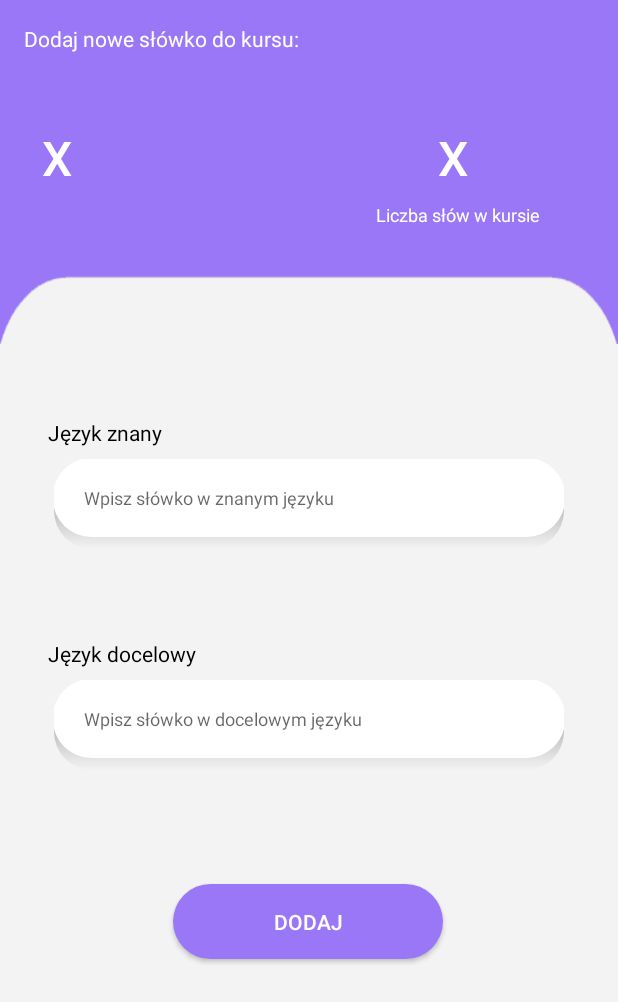
After one commit to masslany/-PAdTM-Langusta, an Android app: the CourseAddWord screen opened through its navigation route, on a phone screen of 412 x 824 dp. The commit adds this screen. Shown: the top 1002 px of the screen. Run offline under Robolectric (Android 15) with nearby library versions, the light colour scheme and no system bars; our stand-ins replace Room's generated code; 4 statements that could not run were skipped.

Commit message:
initial implementation of adding word to course

```diff
--- a/app/src/main/java/com/example/mobilne_projekt/data/db/CourseDao.kt
+++ b/app/src/main/java/com/example/mobilne_projekt/data/db/CourseDao.kt
@@ -16,6 +16,9 @@ interface CourseDao {
     @Query("SELECT * FROM course WHERE courseName=:name")
     fun getCourseByName(name: String): Course
 
+    @Query("SELECT * FROM course WHERE courseName=:name")
+    fun getCourseByNameLiveData(name: String): LiveData<Course>
+
     fun getWordsFromCourse(name: String): List<Word> {
         return getCourseByName(name).words
     }
--- a/app/src/main/java/com/example/mobilne_projekt/data/db/CourseRepository.kt
+++ b/app/src/main/java/com/example/mobilne_projekt/data/db/CourseRepository.kt
@@ -17,6 +17,10 @@ class CourseRepository(private val courseDao: CourseDao) {
 
     fun getCourseByName(name: String): Course {
         return courseDao.getCourseByName(name)
+    }
+
+    fun getCourseByNameLiveData(name: String): LiveData<Course> {
+        return courseDao.getCourseByNameLiveData(name)
     }
 
     fun getWordsFromCourse(name: String): List<Word> {
--- /dev/null
+++ b/app/src/main/java/com/example/mobilne_projekt/ui/CourseAddWord.kt
@@ -0,0 +1,82 @@
+package com.example.mobilne_projekt.ui
+
+import android.os.Bundle
+import android.util.Log
+import androidx.fragment.app.Fragment
+import android.view.LayoutInflater
+import android.view.View
+import android.view.ViewGroup
+import androidx.core.os.bundleOf
+import androidx.lifecycle.Observer
+import androidx.lifecycle.ViewModelProvider
+import androidx.lifecycle.lifecycleScope
+import androidx.navigation.NavController
+import androidx.navigation.Navigation
+import com.bumptech.glide.util.Util
+
+import com.example.mobilne_projekt.R
+import com.example.mobilne_projekt.data.db.entity.Course
+import com.example.mobilne_projekt.data.db.entity.Word
+import kotlinx.android.synthetic.main.course_add_word_fragment.*
+import kotlinx.coroutines.Dispatchers
+import kotlinx.coroutines.launch
+
+class CourseAddWord : Fragment() {
+
+    companion object {
+        fun newInstance() = CourseAddWord()
+    }
+
+    private lateinit var viewModel: CourseAddWordViewModel
+    private lateinit var navController: NavController
+    private lateinit var courseName: String
+
+    override fun onCreateView(
+        inflater: LayoutInflater, container: ViewGroup?,
+        savedInstanceState: Bundle?
+    ): View? {
+        return inflater.inflate(R.layout.course_add_word_fragment, container, false)
+    }
+
+    override fun onActivityCreated(savedInstanceState: Bundle?) {
+        super.onActivityCreated(savedInstanceState)
+        viewModel = ViewModelProvider(this).get(CourseAddWordViewModel::class.java)
+
+
+        courseName = arguments!!.getString("courseName", "unknown")
+
+        val courseLiveData = viewModel.getCourseLiveData(courseName)
+
+        courseLiveData.observe(viewLifecycleOwner, Observer {
+            courseNameTextView.text = it.courseName
+            wordsCountTextView.text = it.words.size.toString()
+        })
+
+       lateinit var course: Course
+
+        lifecycleScope.launch(Dispatchers.IO) {
+            course = viewModel.getCourse(courseName)
+            Log.d("COURSE WORDS: ", course.words.toString())
+        }
+
+        addWordButton.setOnClickListener {
+            val knowWord = addKnownWordEditText.text.toString()
+            val unknownWord = addUnknownWordEditText.text.toString()
+
+            if(knowWord.isNotEmpty() && unknownWord.isNotEmpty()) {
+                val word = Word(knowWord, unknownWord, false)
+                lifecycleScope.launch(Dispatchers.IO) {
+                    viewModel.addWordToCourse(course, word)
+                }
+                val bundle = bundleOf("courseName" to courseName)
+                navController.navigate(R.id.action_courseAddWord_to_courseDetailFragment, bundle)
+            }
+
+        }
+    }
+
+    override fun onViewCreated(view: View, savedInstanceState: Bundle?) {
+        super.onViewCreated(view, savedInstanceState)
+        navController = Navigation.findNavController(view)
+    }
+}
--- /dev/null
+++ b/app/src/main/java/com/example/mobilne_projekt/ui/CourseAddWordViewModel.kt
@@ -0,0 +1,30 @@
+package com.example.mobilne_projekt.ui
+
+import android.app.Application
+import androidx.lifecycle.AndroidViewModel
+import androidx.lifecycle.LiveData
+import androidx.lifecycle.ViewModel
+import androidx.lifecycle.viewModelScope
+import com.example.mobilne_projekt.data.db.CourseRepository
+import com.example.mobilne_projekt.data.db.FlashcardsDatabase
+import com.example.mobilne_projekt.data.db.entity.Course
+import com.example.mobilne_projekt.data.db.entity.Word
+import kotlinx.coroutines.Dispatchers
+import kotlinx.coroutines.launch
+
+class CourseAddWordViewModel(application: Application) : AndroidViewModel(application) {
+
+    private val repository: CourseRepository
+
+    init {
+        val courseDao = FlashcardsDatabase.getDatabase(application).courseDao()
+        repository = CourseRepository(courseDao)
+    }
+
+    fun getCourseLiveData(courseName: String): LiveData<Course>  = repository.getCourseByNameLiveData(courseName)
+    fun getCourse(courseName: String): Course = repository.getCourseByName(courseName)
+
+    fun addWordToCourse(course: Course, word: Word) {
+        repository.insertWord(course, word)
+    }
+}
--- a/app/src/main/java/com/example/mobilne_projekt/ui/CourseDetailFragment.kt
+++ b/app/src/main/java/com/example/mobilne_projekt/ui/CourseDetailFragment.kt
@@ -6,7 +6,9 @@ import androidx.fragment.app.Fragment
 import android.view.LayoutInflater
 import android.view.View
 import android.view.ViewGroup
+import androidx.core.os.bundleOf
 import androidx.lifecycle.ViewModelProvider
+import androidx.navigation.Navigation
 
 import com.example.mobilne_projekt.R
 import kotlinx.android.synthetic.main.course_detail_fragment.*
@@ -35,4 +37,13 @@ class CourseDetailFragment : Fragment() {
         courseDetailNameTextView.text = courseName
     }
 
+    override fun onViewCreated(view: View, savedInstanceState: Bundle?) {
+        super.onViewCreated(view, savedInstanceState)
+
+        addWordFab.setOnClickListener {
+            val bundle = bundleOf("courseName" to courseName)
+            Navigation.findNavController(view).navigate(R.id.action_courseDetailFragment_to_courseAddWord, bundle)
+        }
+    }
+
 }
--- /dev/null
+++ b/app/src/main/res/drawable/add_word_button_background.xml
@@ -0,0 +1,8 @@
+<shape xmlns:android="http://schemas.android.com/apk/res/android"
+    android:shape="rectangle">
+    <corners
+        android:radius="25dp" />
+    <solid
+        android:color="#9A77F7"
+        />
+</shape>
--- a/app/src/main/res/layout/course_add_fragment.xml
+++ b/app/src/main/res/layout/course_add_fragment.xml
@@ -60,14 +60,15 @@
 
         <EditText
             android:id="@+id/name_curse_text"
+            style="@style/PurpleHint"
             android:layout_width="match_parent"
             android:layout_height="37dp"
+            android:layout_marginBottom="2dp"
             android:background="@null"
             android:ems="10"
             android:hint="@string/hint_add_course"
             android:inputType="textPersonName"
             android:paddingStart="20dp"
-            android:layout_marginBottom="2dp"
             android:textColor="@color/purpleText"
             android:textSize="16sp" />
     </LinearLayout>
--- /dev/null
+++ b/app/src/main/res/layout/course_add_word_fragment.xml
@@ -0,0 +1,134 @@
+<?xml version="1.0" encoding="utf-8"?>
+<androidx.constraintlayout.widget.ConstraintLayout xmlns:android="http://schemas.android.com/apk/res/android"
+    xmlns:app="http://schemas.android.com/apk/res-auto"
+    xmlns:tools="http://schemas.android.com/tools"
+    android:layout_width="match_parent"
+    android:layout_height="match_parent"
+    android:background="#F3F3F3"
+    tools:context=".ui.CourseAddWord">
+
+
+    <ImageView
+        android:id="@+id/imageView4"
+        android:layout_width="match_parent"
+        android:layout_height="229dp"
+        android:background="@drawable/list_top_bar"
+        app:layout_constraintEnd_toEndOf="parent"
+        app:layout_constraintHorizontal_bias="0.0"
+        app:layout_constraintStart_toStartOf="parent"
+        app:layout_constraintTop_toTopOf="parent" />
+
+    <TextView
+        android:id="@+id/addNewWordLabel"
+        android:layout_width="match_parent"
+        android:layout_height="wrap_content"
+        android:layout_marginStart="16dp"
+        android:layout_marginTop="16dp"
+        android:text="@string/dodaj_nowe_slowko_do_kursu"
+        android:textColor="#FFFFFF"
+        app:layout_constraintEnd_toEndOf="parent"
+        app:layout_constraintHorizontal_bias="0.0"
+        app:layout_constraintStart_toStartOf="parent"
+        app:layout_constraintTop_toTopOf="parent" />
+
+    <TextView
+        android:id="@+id/courseNameTextView"
+        android:layout_width="wrap_content"
+        android:layout_height="wrap_content"
+        android:layout_marginStart="28dp"
+        android:layout_marginTop="48dp"
+        android:fontFamily="@font/roboto_medium"
+        android:text="@string/placeholder_text"
+        android:textColor="#FFFFFF"
+        android:textSize="32sp"
+        app:layout_constraintStart_toStartOf="parent"
+        app:layout_constraintTop_toBottomOf="@+id/addNewWordLabel" />
+
+    <TextView
+        android:id="@+id/wordsCountTextView"
+        android:layout_width="wrap_content"
+        android:layout_height="wrap_content"
+        android:layout_marginTop="48dp"
+        android:layout_marginEnd="100dp"
+        android:fontFamily="@font/roboto_medium"
+        android:text="@string/placeholder_text"
+        android:textColor="#FFFFFF"
+        android:textSize="32sp"
+        app:layout_constraintEnd_toEndOf="parent"
+        app:layout_constraintTop_toBottomOf="@+id/addNewWordLabel" />
+
+    <TextView
+        android:id="@+id/wordsCountLabel"
+        android:layout_width="wrap_content"
+        android:layout_height="wrap_content"
+        android:layout_marginTop="8dp"
+        android:layout_marginEnd="52dp"
+        android:text="@string/liczba_slow_w_kursie"
+        android:textColor="#FFFFFF"
+        android:textSize="12sp"
+        app:layout_constraintEnd_toEndOf="parent"
+        app:layout_constraintTop_toBottomOf="@+id/wordsCountTextView" />
+
+    <TextView
+        android:id="@+id/textView6"
+        android:layout_width="wrap_content"
+        android:layout_height="wrap_content"
+        android:layout_marginStart="32dp"
+        android:layout_marginTop="49dp"
+        android:text="@string/jezyk_znany"
+        android:textColor="#000000"
+        app:layout_constraintStart_toStartOf="parent"
+        app:layout_constraintTop_toBottomOf="@+id/imageView4" />
+
+    <TextView
+        android:id="@+id/textView7"
+        android:layout_width="wrap_content"
+        android:layout_height="wrap_content"
+        android:layout_marginStart="32dp"
+        android:layout_marginTop="60dp"
+        android:text="@string/jezyk_docelowy"
+        android:textColor="#000000"
+        app:layout_constraintStart_toStartOf="parent"
+        app:layout_constraintTop_toBottomOf="@+id/addKnownWordEditText" />
+
+    <Button
+        android:id="@+id/addWordButton"
+        android:layout_width="180dp"
+        android:layout_height="50dp"
+        android:layout_marginTop="76dp"
+        android:background="@drawable/add_word_button_background"
+        android:text="@string/dodaj"
+        android:textColor="#FFFFFF"
+        app:layout_constraintEnd_toEndOf="parent"
+        app:layout_constraintHorizontal_bias="0.498"
+        app:layout_constraintStart_toStartOf="parent"
+        app:layout_constraintTop_toBottomOf="@+id/addUnknownWordEditText" />
+
+    <EditText
+        android:id="@+id/addUnknownWordEditText"
+        android:layout_width="340dp"
+        android:layout_height="60dp"
+        android:layout_marginTop="8dp"
+        android:ems="10"
+        android:hint="@string/hind_add_word_unknown"
+        android:background="@drawable/add_course_edit_text_background"
+        android:paddingStart="20dp"
+        app:layout_constraintEnd_toEndOf="parent"
+        app:layout_constraintStart_toStartOf="parent"
+        app:layout_constraintTop_toBottomOf="@+id/textView7" />
+
+    <EditText
+        android:id="@+id/addKnownWordEditText"
+        android:layout_width="340dp"
+        android:layout_height="60dp"
+        android:layout_marginTop="8dp"
+        android:ems="10"
+        android:hint="@string/hint_add_word_known"
+        android:background="@drawable/add_course_edit_text_background"
+        android:paddingStart="20dp"
+        app:layout_constraintEnd_toEndOf="parent"
+        app:layout_constraintStart_toStartOf="parent"
+        app:layout_constraintTop_toBottomOf="@+id/textView6" />
+
+
+</androidx.constraintlayout.widget.ConstraintLayout>
--- a/app/src/main/res/layout/course_detail_fragment.xml
+++ b/app/src/main/res/layout/course_detail_fragment.xml
@@ -17,4 +17,17 @@
         app:layout_constraintStart_toStartOf="parent"
         app:layout_constraintTop_toTopOf="parent" />
 
+    <com.google.android.material.floatingactionbutton.FloatingActionButton
+        android:id="@+id/addWordFab"
+        android:layout_width="wrap_content"
+        android:layout_height="wrap_content"
+        android:layout_marginEnd="24dp"
+        android:layout_marginBottom="24dp"
+        android:background="#FFFFFF"
+        app:backgroundTint="@color/purpleText"
+        android:backgroundTint="@color/purpleText"
+        app:rippleColor="#FFFFFF"
+        app:layout_constraintBottom_toBottomOf="parent"
+        app:layout_constraintEnd_toEndOf="parent" />
+
 </androidx.constraintlayout.widget.ConstraintLayout>
--- a/app/src/main/res/navigation/nav_graph.xml
+++ b/app/src/main/res/navigation/nav_graph.xml
@@ -71,5 +71,17 @@
             android:name="courseName"
             app:argType="string"
             android:defaultValue="unknown" />
+        <action
+            android:id="@+id/action_courseDetailFragment_to_courseAddWord"
+            app:destination="@id/courseAddWord" />
+    </fragment>
+    <fragment
+        android:id="@+id/courseAddWord"
+        android:name="com.example.mobilne_projekt.ui.CourseAddWord"
+        android:label="course_add_word_fragment"
+        tools:layout="@layout/course_add_word_fragment" >
+        <action
+            android:id="@+id/action_courseAddWord_to_courseDetailFragment"
+            app:destination="@id/courseDetailFragment" />
     </fragment>
 </navigation>
--- a/app/src/main/res/values/strings.xml
+++ b/app/src/main/res/values/strings.xml
@@ -10,5 +10,13 @@
     <string name="dodanie_kursu">DODANIE KURSU</string>
     <string name="hint_add_course"><font size="12">Nazwa kursu...</font></string>
     <string name="stworz_kurs">STWÓRZ KURS</string>
+    <string name="dodaj_nowe_slowko_do_kursu">Dodaj nowe słówko do kursu:</string>
+    <string name="liczba_slow_w_kursie">Liczba słów w kursie</string>
+    <string name="placeholder_text">X</string>
+    <string name="jezyk_znany">Język znany</string>
+    <string name="jezyk_docelowy">Język docelowy</string>
+    <string name="hint_add_word_known"><font size="12">Wpisz słówko w znanym języku</font></string>
+    <string name="hind_add_word_unknown"><font size="12">Wpisz słówko w docelowym języku</font></string>
+    <string name="dodaj">Dodaj</string>
 
 </resources>
--- a/app/src/main/res/values/styles.xml
+++ b/app/src/main/res/values/styles.xml
@@ -7,9 +7,11 @@
         <item name="colorPrimaryDark">@color/colorPrimaryDark</item>
         <item name="colorAccent">@color/colorAccent</item>
 
+
+    </style>
+    <style name="PurpleHint">
         <item name="android:textColorHint">@color/purpleText</item>
     </style>
 
 
-
 </resources>
```
